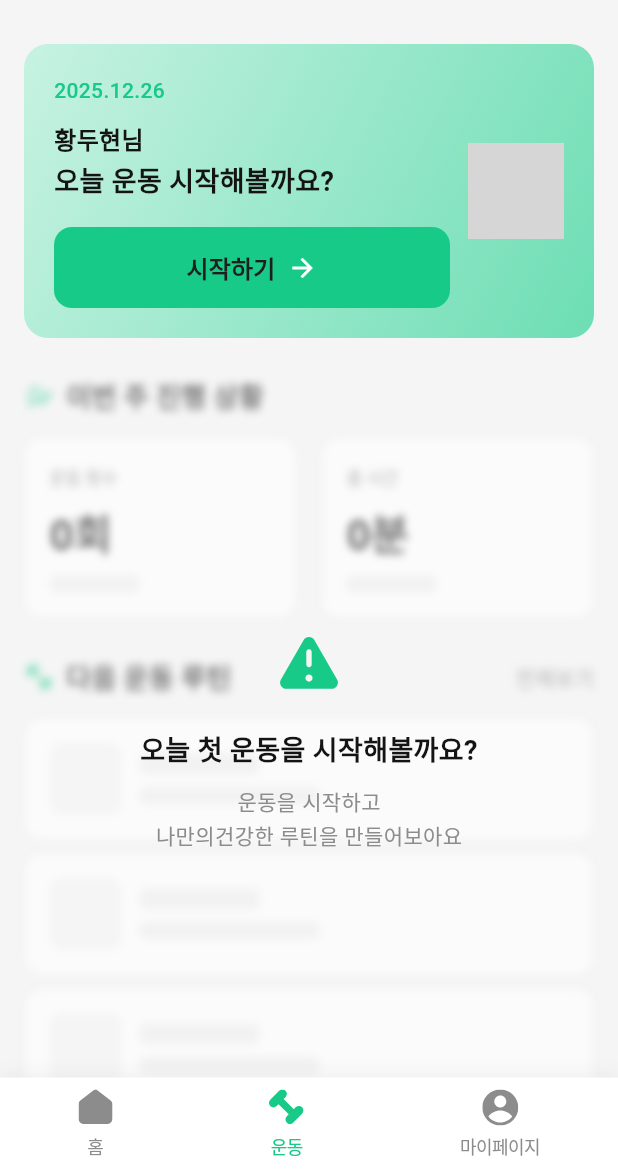
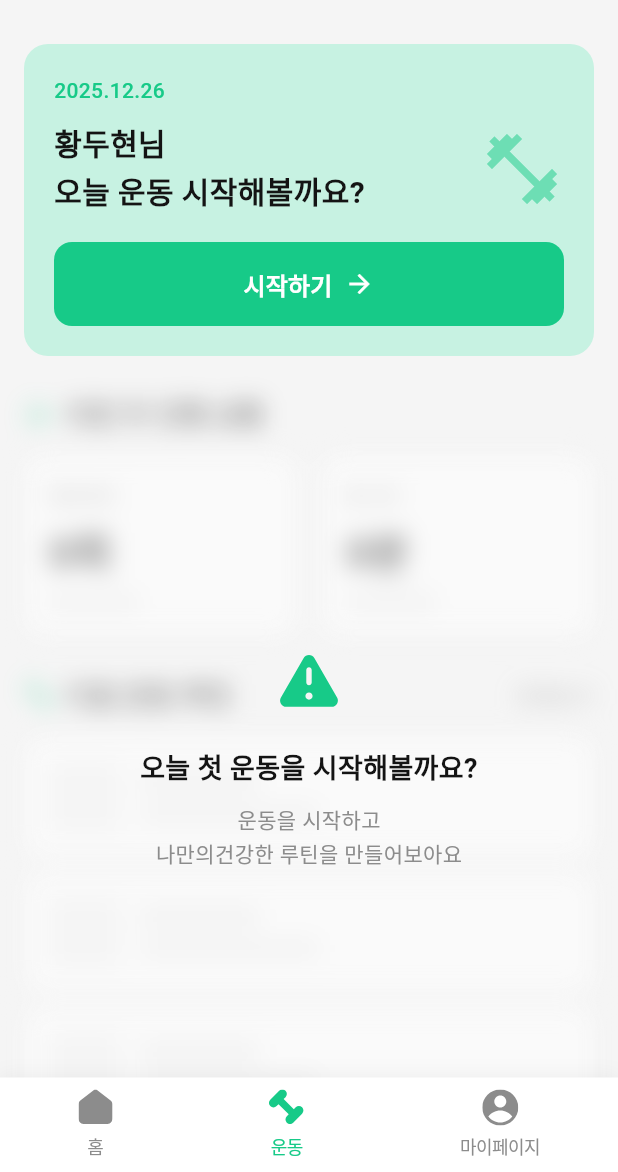
Before and after one commit to MEDILUX-club/DDUDUK, a Flutter app: the ExerciseMainEmptyScreen screen opened by its route, on a phone screen of 412 x 824 dp, the part 64-1236 px from its top. Run offline on Flutter 3.47's test engine with Material 3 defaults, Android fonts, the phone set to English and light mode, and no system bars; our stand-ins replace flutter_svg, go_router, syncfusion_flutter_sliders, video_player; missing offline and left inert: syncfusion_flutter_core; Roboto replaces fonts that are missing (Pretendard); grey boxes are pictures that could not be loaded.

Commit message:
feat(exercise): exercise_empty,_main/ extract  exercise_start_card widget

```diff
--- a/lib/screens/exercise/exercise_main_empty_screen.dart
+++ b/lib/screens/exercise/exercise_main_empty_screen.dart
@@ -6,6 +6,7 @@ import 'package:dduduk_app/theme/app_colors.dart';
 import 'package:dduduk_app/theme/app_dimens.dart';
 import 'package:dduduk_app/theme/app_text_styles.dart';
 import 'package:dduduk_app/widgets/common/bottom_nav_bar.dart';
+import 'package:dduduk_app/widgets/exercise/exercise_start_card.dart';
 import 'package:go_router/go_router.dart';
 
 /// 운동 메인 화면 (빈 상태)
@@ -19,6 +20,7 @@ class ExerciseMainEmptyScreen extends StatefulWidget {
 
 class _ExerciseMainEmptyScreenState extends State<ExerciseMainEmptyScreen> {
   int _currentNavIndex = 1; // 운동 탭 선택됨
+  final String _userName = '황두현님'; // 사용자 이름 (추후 API 연동 시 변경)
 
   void _onNavTap(int index) {
     setState(() {
@@ -52,7 +54,10 @@ class _ExerciseMainEmptyScreenState extends State<ExerciseMainEmptyScreen> {
         child: Column(
           children: [
             // 상단 그린 카드
-            _buildStartCard(),
+            ExerciseStartCard(
+              userName: _userName,
+              onStartPressed: _onStartExercise,
+            ),
             const SizedBox(height: AppDimens.space24),
 
             // 빈 상태 메시지
@@ -67,96 +72,7 @@ class _ExerciseMainEmptyScreenState extends State<ExerciseMainEmptyScreen> {
     );
   }
 
-  Widget _buildStartCard() {
-    final today = DateTime.now();
-    final dateString =
-        '${today.year}.${today.month.toString().padLeft(2, '0')}.${today.day.toString().padLeft(2, '0')}';
 
-    return Container(
-      width: double.infinity,
-      padding: const EdgeInsets.all(AppDimens.space20),
-      decoration: BoxDecoration(
-        gradient: const LinearGradient(
-          colors: [AppColors.primaryLight, AppColors.primarySecondary],
-          begin: Alignment.topLeft,
-          end: Alignment.bottomRight,
-        ),
-        borderRadius: BorderRadius.circular(16),
-      ),
-      child: Row(
-        children: [
-          Expanded(
-            child: Column(
-              crossAxisAlignment: CrossAxisAlignment.start,
-              children: [
-                Text(
-                  dateString,
-                  style: AppTextStyles.body14Medium.copyWith(
-                    color: AppColors.primary,
-                  ),
-                ),
-                const SizedBox(height: AppDimens.space8),
-                Text(
-                  '황두현님',
-                  style: AppTextStyles.body16Regular.copyWith(
-                    color: AppColors.textStrong,
-                    fontWeight: FontWeight.w600,
-                  ),
-                ),
-                Text(
-                  '오늘 운동 시작해볼까요?',
-                  style: AppTextStyles.body18SemiBold.copyWith(
-                    color: AppColors.textStrong,
-                  ),
-                ),
-                const SizedBox(height: AppDimens.space16),
-                // 시작하기 버튼
-                SizedBox(
-                  width: double.infinity,
-                  child: ElevatedButton(
-                    onPressed: _onStartExercise,
-                    style: ElevatedButton.styleFrom(
-                      backgroundColor: AppColors.primary,
-                      foregroundColor: Colors.white,
-                      padding: const EdgeInsets.symmetric(vertical: 14),
-                      shape: RoundedRectangleBorder(
-                        borderRadius: BorderRadius.circular(12),
-                      ),
-                      elevation: 0,
-                    ),
-                    child: Row(
-                      mainAxisAlignment: MainAxisAlignment.center,
-                      children: [
-                        Text(
-                          '시작하기',
-                          style: AppTextStyles.body16Regular.copyWith(
-                            fontWeight: FontWeight.w600,
-                          ),
-                        ),
-                        const SizedBox(width: 8),
-                        const Icon(Icons.arrow_forward, size: 20),
-                      ],
-                    ),
-                  ),
-                ),
-              ],
-            ),
-          ),
-          const SizedBox(width: AppDimens.space12),
-          // 아령 아이콘
-          SvgPicture.asset(
-            'assets/icons/ic_fitness.svg',
-            width: 64,
-            height: 64,
-            colorFilter: const ColorFilter.mode(
-              AppColors.primary,
-              BlendMode.srcIn,
-            ),
-          ),
-        ],
-      ),
-    );
-  }
 
   Widget _buildEmptyState() {
     return Stack(
@@ -172,9 +88,9 @@ class _ExerciseMainEmptyScreenState extends State<ExerciseMainEmptyScreen> {
 
   Widget _buildBlurredContent() {
     return ImageFiltered(
-      imageFilter: ImageFilter.blur(sigmaX: 3, sigmaY: 3),
+      imageFilter: ImageFilter.blur(sigmaX: 8, sigmaY: 8),
       child: Opacity(
-        opacity: 0.6,
+        opacity: 0.5,
         child: Column(
           crossAxisAlignment: CrossAxisAlignment.start,
           children: [
--- /dev/null
+++ b/lib/widgets/exercise/exercise_start_card.dart
@@ -0,0 +1,112 @@
+import 'package:flutter/material.dart';
+import 'package:dduduk_app/theme/app_colors.dart';
+import 'package:dduduk_app/theme/app_dimens.dart';
+import 'package:dduduk_app/theme/app_text_styles.dart';
+
+/// 메인 화면 상단 "시작하기" 카드 위젯
+///
+/// 날짜, 사용자 이름, 운동 시작 권유 텍스트, 아령 아이콘, 시작하기 버튼을 포함합니다.
+class ExerciseStartCard extends StatelessWidget {
+  const ExerciseStartCard({
+    super.key,
+    required this.onStartPressed,
+    required this.userName,
+  });
+
+  /// 시작하기 버튼 콜백
+  final VoidCallback onStartPressed;
+
+  /// 사용자 이름
+  final String userName;
+
+  @override
+  Widget build(BuildContext context) {
+    final today = DateTime.now();
+    final dateString =
+        '${today.year}.${today.month.toString().padLeft(2, '0')}.${today.day.toString().padLeft(2, '0')}';
+
+    return Container(
+      width: double.infinity,
+      padding: const EdgeInsets.all(AppDimens.space20),
+      decoration: BoxDecoration(
+        color: AppColors.primaryLight,
+        borderRadius: BorderRadius.circular(16),
+      ),
+      child: Column(
+        crossAxisAlignment: CrossAxisAlignment.start,
+        children: [
+          // 날짜
+          Text(
+            dateString,
+            style: AppTextStyles.body14Medium.copyWith(
+              color: AppColors.primary,
+            ),
+          ),
+          const SizedBox(height: AppDimens.space8),
+          // 이름 + 질문 텍스트 + 아이콘
+          Row(
+            crossAxisAlignment: CrossAxisAlignment.center,
+            children: [
+              Expanded(
+                child: Column(
+                  crossAxisAlignment: CrossAxisAlignment.start,
+                  children: [
+                    Text(
+                      userName,
+                      style: AppTextStyles.body20Bold.copyWith(
+                        color: AppColors.textStrong,
+                      ),
+                    ),
+                    Text(
+                      '오늘 운동 시작해볼까요?',
+                      style: AppTextStyles.body20Bold.copyWith(
+                        color: AppColors.textStrong,
+                      ),
+                    ),
+                  ],
+                ),
+              ),
+              // 아령 아이콘 (두 줄 높이에 맞춤)
+              const Icon(
+                Icons.fitness_center,
+                size: 56,
+                color: AppColors.primarySecondary,
+              ),
+            ],
+          ),
+          const SizedBox(height: AppDimens.space16),
+          // 시작하기 버튼 (가로 100%)
+          SizedBox(
+            width: double.infinity,
+            height: AppDimens.buttonHeight,
+            child: ElevatedButton(
+              onPressed: onStartPressed,
+              style: ElevatedButton.styleFrom(
+                backgroundColor: AppColors.primary,
+                foregroundColor: Colors.white,
+                shape: RoundedRectangleBorder(
+                  borderRadius: BorderRadius.circular(12),
+                ),
+                elevation: 0,
+              ),
+              child: Row(
+                mainAxisAlignment: MainAxisAlignment.center,
+                children: [
+                  Text(
+                    '시작하기',
+                    style: AppTextStyles.body16Regular.copyWith(
+                      color: Colors.white,
+                      fontWeight: FontWeight.w600,
+                    ),
+                  ),
+                  const SizedBox(width: 8),
+                  const Icon(Icons.arrow_forward, size: 20),
+                ],
+              ),
+            ),
+          ),
+        ],
+      ),
+    );
+  }
+}
```
Also changed, not shown: lib/screens/exercise/exercise_main_screen.dart (+6 -89 lines).
